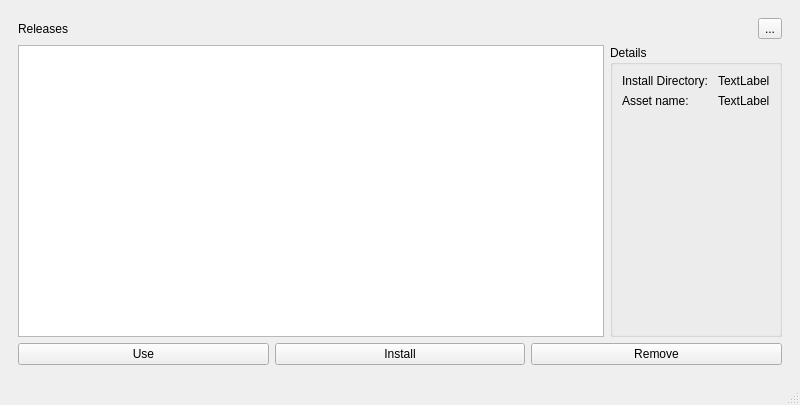
First picture: the form in src/mainwindow.ui, repository lmsorenson/AppInstaller, before the edit.
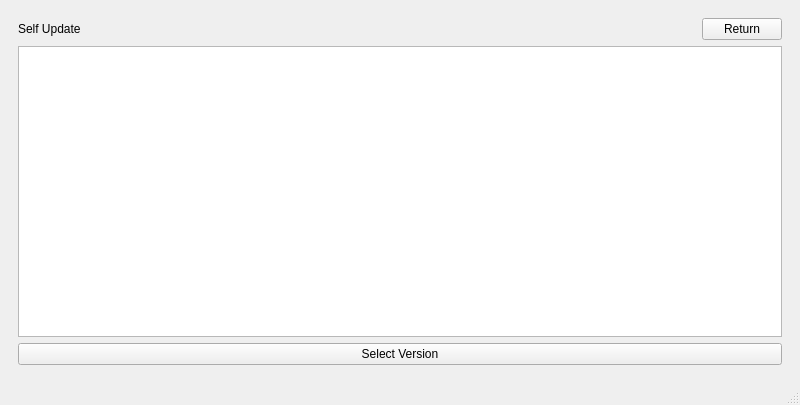
Second picture: the form after the edit.

Commit message: navigate to update screen

What changed in the file:
```diff
--- a/src/mainwindow.ui
+++ b/src/mainwindow.ui
@@ -18,7 +18,7 @@
     <item>
      <widget class="QStackedWidget" name="stackedWidget">
       <property name="currentIndex">
-       <number>0</number>
+       <number>1</number>
       </property>
       <widget class="QWidget" name="page">
        <layout class="QVBoxLayout" name="verticalLayout">
@@ -111,7 +111,51 @@
         </item>
        </layout>
       </widget>
-      <widget class="QWidget" name="page_2"/>
+      <widget class="QWidget" name="selfupdate">
+       <layout class="QVBoxLayout" name="verticalLayout_3">
+        <item>
+         <layout class="QHBoxLayout" name="Header">
+          <item>
+           <widget class="QLabel" name="SelfupdateLabel">
+            <property name="text">
+             <string>Self Update</string>
+            </property>
+           </widget>
+          </item>
+          <item>
+           <spacer name="HeaderSpacer">
+            <property name="orientation">
+             <enum>Qt::Horizontal</enum>
+            </property>
+            <property name="sizeHint" stdset="0">
+             <size>
+              <width>40</width>
+              <height>20</height>
+             </size>
+            </property>
+           </spacer>
+          </item>
+          <item>
+           <widget class="QPushButton" name="ReturnButton">
+            <property name="text">
+             <string>Return</string>
+            </property>
+           </widget>
+          </item>
+         </layout>
+        </item>
+        <item>
+         <widget class="QListView" name="SelfUpdateListView"/>
+        </item>
+        <item>
+         <widget class="QPushButton" name="SelectVersion">
+          <property name="text">
+           <string>Select Version</string>
+          </property>
+         </widget>
+        </item>
+       </layout>
+      </widget>
      </widget>
     </item>
    </layout>
```
Left out of the diff: 4 changed lines with no effect on the pictures. The commit also changes 2 other files.
